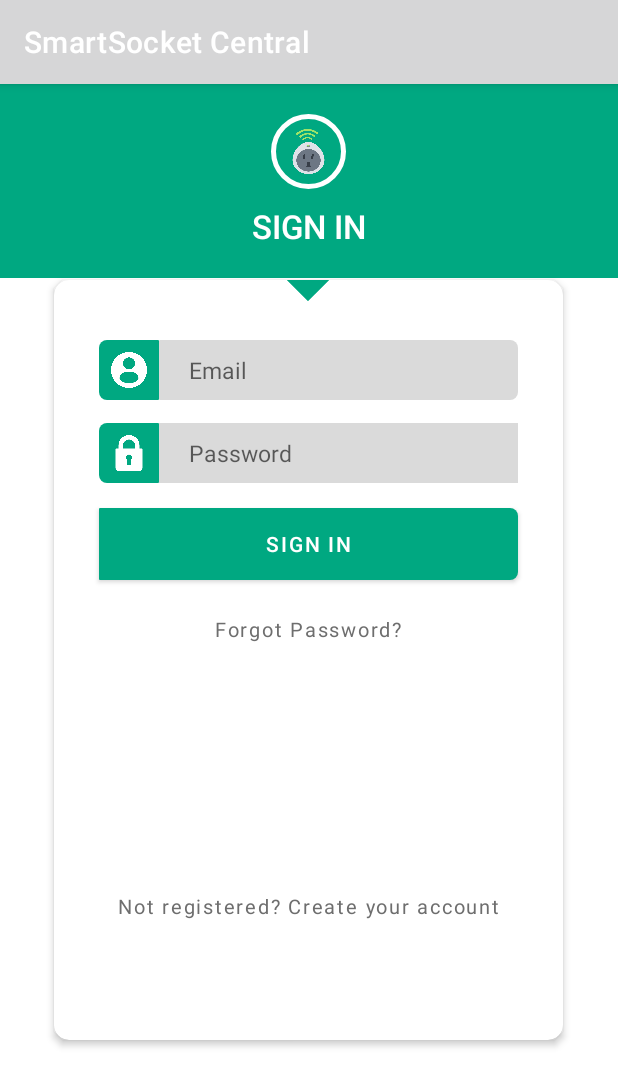
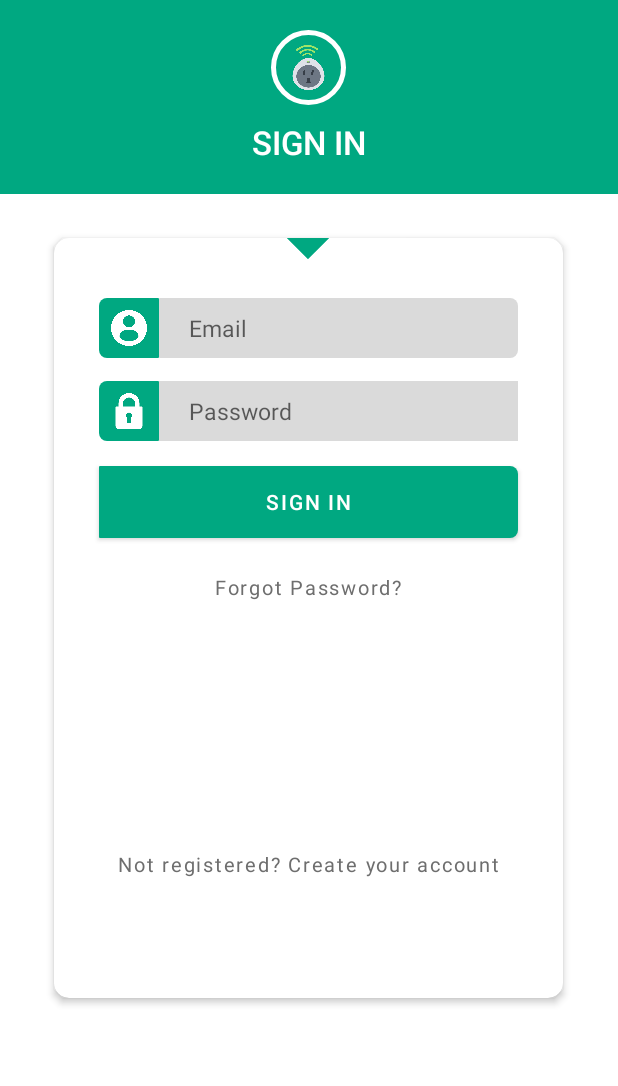
Before and after one commit to AngelStoyanov33/SmartSocket-APP, an Android app: the screen it shows after launch (LoginActivity), on a phone screen of 412 x 824 dp. Shown: the top 1086 px of the screen. Run offline under Robolectric (Android 15) with nearby library versions, the phone set to English and light mode, and no system bars.

Commit message:
Changed theme settings and colors

```diff
--- a/app/src/main/res/values-night/themes.xml
+++ b/app/src/main/res/values-night/themes.xml
@@ -2,13 +2,10 @@
     <!-- Base application theme. -->
     <style name="Theme.SSApp" parent="Theme.MaterialComponents.DayNight.DarkActionBar">
         <!-- Primary brand color. -->
-        <item name="colorPrimary">@color/purple_200</item>
-        <item name="colorPrimaryVariant">@color/purple_700</item>
-        <item name="colorOnPrimary">@color/black</item>
+        <item name="colorPrimary">@color/colorPrimaryAuth</item>
+        <item name="colorPrimaryVariant">@color/white</item>
+        <item name="colorOnPrimary">@color/colorPrimaryAuth</item>
         <!-- Secondary brand color. -->
-        <item name="colorSecondary">@color/teal_200</item>
-        <item name="colorSecondaryVariant">@color/teal_200</item>
-        <item name="colorOnSecondary">@color/black</item>
         <!-- Status bar color. -->
         <item name="android:statusBarColor" tools:targetApi="l">?attr/colorPrimaryVariant</item>
         <!-- Customize your theme here. -->
--- a/app/src/main/res/values/strings.xml
+++ b/app/src/main/res/values/strings.xml
@@ -1,5 +1,5 @@
 <resources>
-    <string name="app_name">SmartSocket Central</string>
+    <string name="app_name">SmartAssociate HQ</string>
 
     <!-- Activity  register and login -->
     <string name="register_label">SIGN UP</string>
@@ -13,6 +13,8 @@
     <string name="sign_up_button">SIGN UP</string>
     <string name="sign_in_button">SIGN IN</string>
 
+    <string name="sign_out">Sign out</string>
+
     <string name="tos_checkbox">I agree to the Terms of Service</string>
 
     <string name="already_member">Already a member? Login Here</string>
--- a/app/src/main/res/values/themes.xml
+++ b/app/src/main/res/values/themes.xml
@@ -1,16 +1,11 @@
 <resources xmlns:tools="http://schemas.android.com/tools">
     <!-- Base application theme. -->
     <style name="Theme.SSApp" parent="Theme.MaterialComponents.DayNight.DarkActionBar">
-        <!-- Primary brand color. -->
-        <item name="colorPrimary">@color/purple_500</item>
-        <item name="colorPrimaryVariant">@color/purple_700</item>
-        <item name="colorOnPrimary">@color/white</item>
-        <!-- Secondary brand color. -->
-        <item name="colorSecondary">@color/teal_200</item>
-        <item name="colorSecondaryVariant">@color/teal_700</item>
-        <item name="colorOnSecondary">@color/black</item>
-        <!-- Status bar color. -->
+        <item name="colorPrimary">@color/colorPrimaryAuth</item>
+        <item name="colorPrimaryVariant">@color/white</item>
+        <item name="colorOnPrimary">@color/colorPrimaryAuth</item>
         <item name="android:statusBarColor" tools:targetApi="l">?attr/colorPrimaryVariant</item>
-        <!-- Customize your theme here. -->
+        <item name="windowActionBar">false</item>
+        <item name="windowNoTitle">true</item>
     </style>
 </resources>
```
